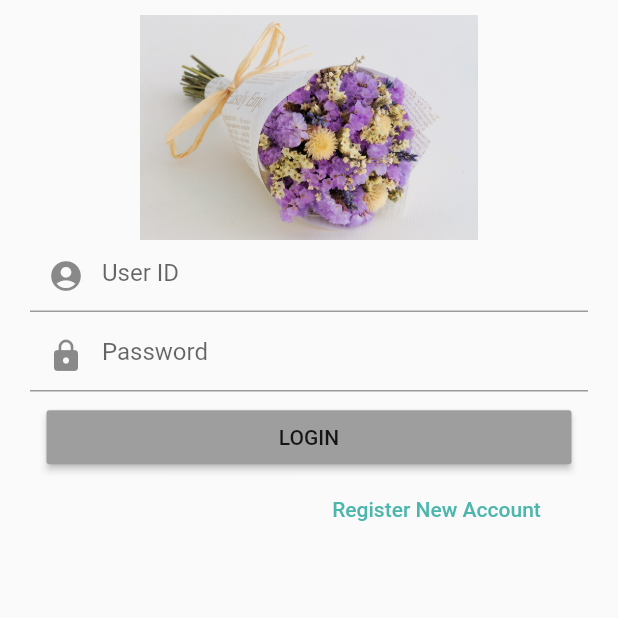
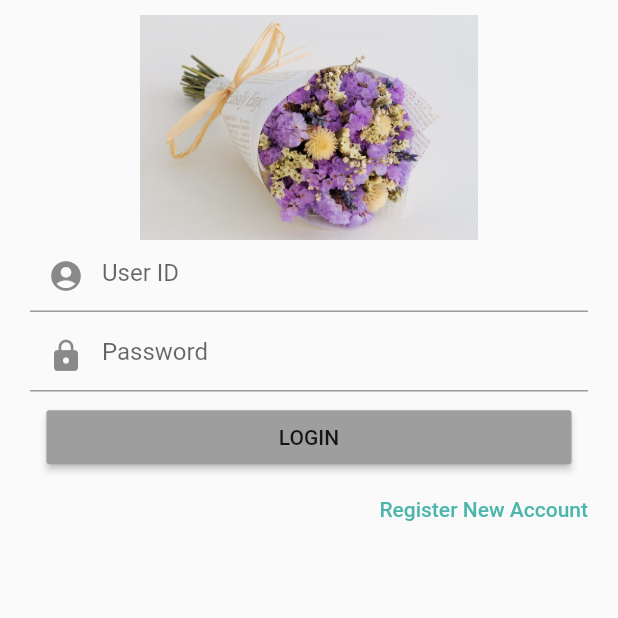
Before and after one commit to momoNiti/flutter_assignment, a Flutter app: the screen it shows after launch, on a phone screen of 412 x 824 dp, the top half of it. Run offline on Flutter 3.47's test engine with Material 2 defaults, Android fonts, the phone set to English and light mode, and no system bars.

Commit message:
register align right

```diff
--- a/lib/ui/loglin_screen.dart
+++ b/lib/ui/loglin_screen.dart
@@ -85,8 +85,10 @@ class LoginFormState extends State<LoginForm> {
 
                           }),
                     ),
-                    FlatButton(
-                      padding: EdgeInsets.only(left: 170.0),
+                    Align(
+                      alignment: Alignment.centerRight,
+                      child: FlatButton(
+                      padding: EdgeInsets.all(0.0),
                       child: Text(
                         "Register New Account",
                         style: TextStyle(
@@ -99,7 +101,9 @@ class LoginFormState extends State<LoginForm> {
                           MaterialPageRoute(builder: (context) => RegisterForm()),
                         );
                       },
+                    ),
                     )
+
                   ],
                 ),
               ),
```
